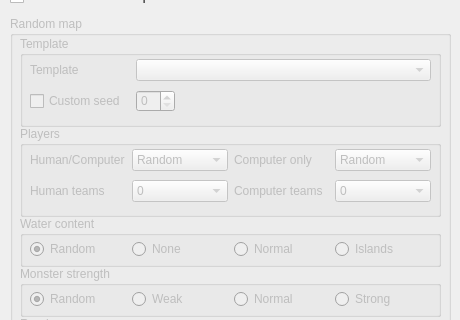
This is mapeditor/windownewmap.ui in vcmi/vcmi as Qt 5 draws it before an edit; both pictures show x 0 to 460 and y 154 to 474 of the 460 by 573 pixel window. The edited form follows.
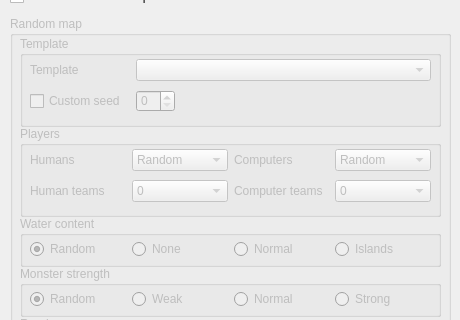
This is the edited form.

The edit to the form file:
```diff
--- a/mapeditor/windownewmap.ui
+++ b/mapeditor/windownewmap.ui
@@ -409,7 +409,7 @@
          </size>
         </property>
         <property name="text">
-         <string>Human/Computer</string>
+         <string>Humans</string>
         </property>
        </widget>
       </item>
@@ -472,7 +472,7 @@
       <item row="0" column="2">
        <widget class="QLabel" name="label_4">
         <property name="text">
-         <string>Computer only</string>
+         <string>Computers</string>
         </property>
        </widget>
       </item>
```
